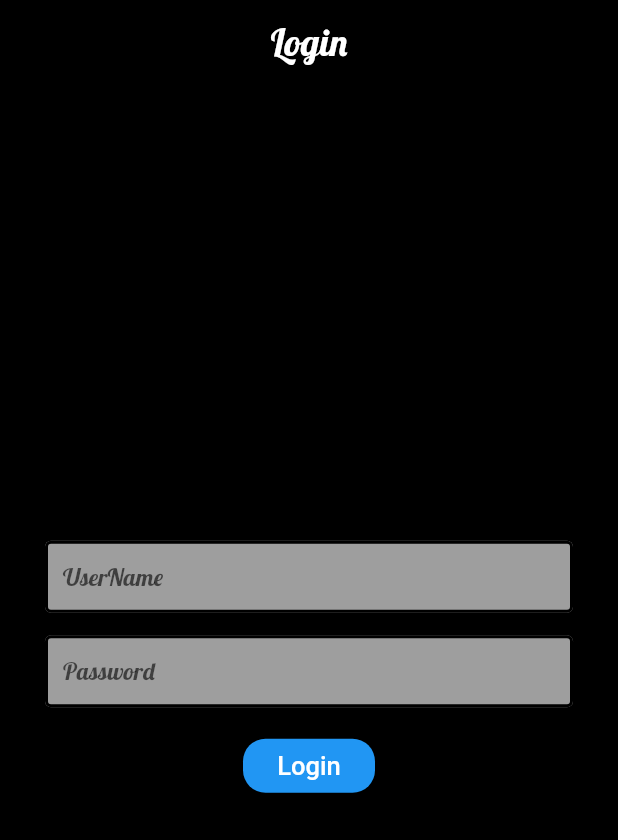
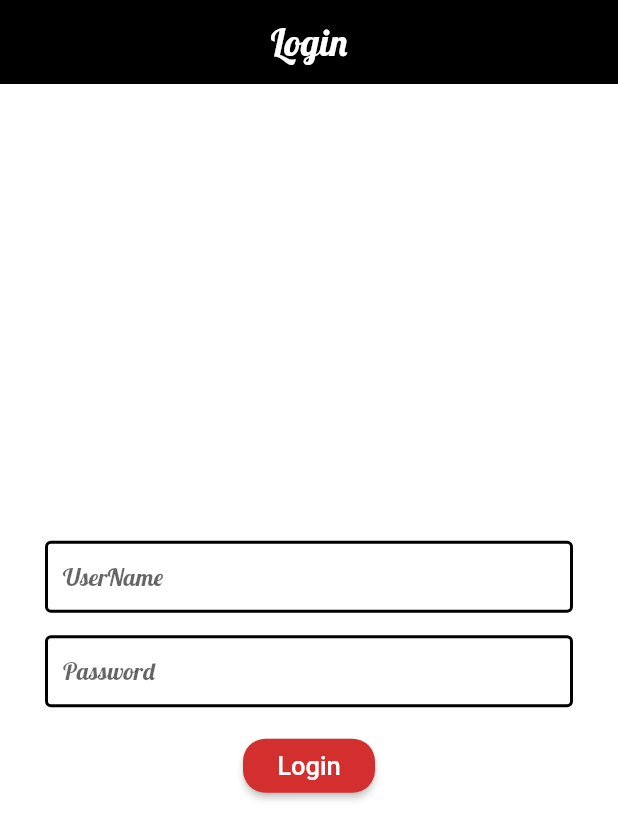
Before and after one commit to naveen715/ProfileViewPage, a Flutter app: the screen it shows after launch, on a phone screen of 412 x 824 dp. Shown: the top 840 px of the screen. Run offline on Flutter 3.47's test engine with Material 2 defaults, Android fonts, the phone set to English and light mode, and no system bars; network calls fail; Roboto replaces fonts that are missing (Merriweather).

Commit message:
Update sigin.dart

```diff
--- a/lib/screens/sigin.dart
+++ b/lib/screens/sigin.dart
@@ -29,12 +29,12 @@ class _signinState extends State<signin> {
       body: Container(
         height: MediaQuery.of(context).size.height,
         width: MediaQuery.of(context).size.width,
-        color: Colors.black,
+        color: Colors.white,
         child: Center(
           child: SingleChildScrollView(
             child: Container(
                 padding: const EdgeInsets.symmetric(horizontal: 30),
-                color: Colors.black,
+                color: Colors.white,
                 child: Form(
                   key: _formkey,
                   child: Column(
@@ -44,7 +44,7 @@ class _signinState extends State<signin> {
                       TextFormField(
                         enableInteractiveSelection: true,
                         decoration: const InputDecoration(
-                          fillColor: Colors.grey,
+                          fillColor: Colors.white,
                           filled: true,
                           contentPadding: EdgeInsets.all(12.0),
                           enabledBorder: OutlineInputBorder(
@@ -72,7 +72,7 @@ class _signinState extends State<signin> {
                       TextFormField(
                         enableInteractiveSelection: true,
                         decoration: const InputDecoration(
-                          fillColor: Colors.grey,
+                          fillColor: Colors.white,
                           filled: true,
                           contentPadding: EdgeInsets.all(12.0),
                           enabledBorder: OutlineInputBorder(
@@ -98,7 +98,7 @@ class _signinState extends State<signin> {
                       ),
                       const SizedBox(height: 15,),
                       RaisedButton(
-                        color: Colors.blue,
+                        color: Colors.red[700],
                         shape: RoundedRectangleBorder(borderRadius: BorderRadius.circular(15)),
                         child: const Text("Login", style: TextStyle(fontSize: 17.0,fontFamily: "Merriweather",color: Colors.white)),
                         onPressed: ()async {
```
